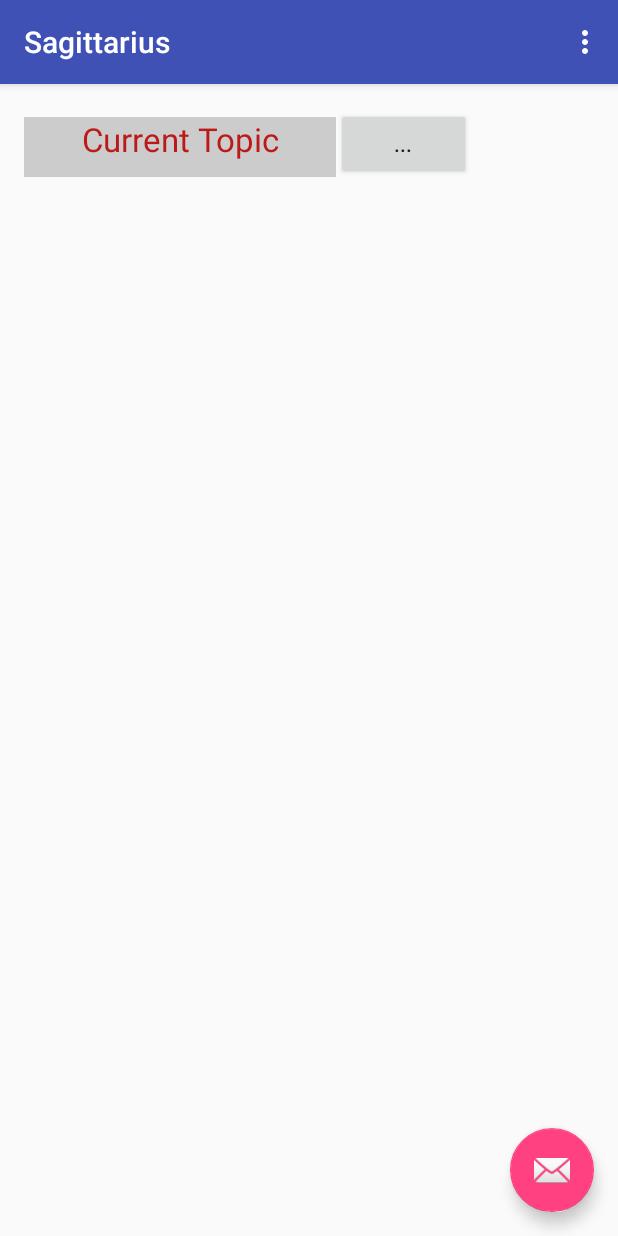
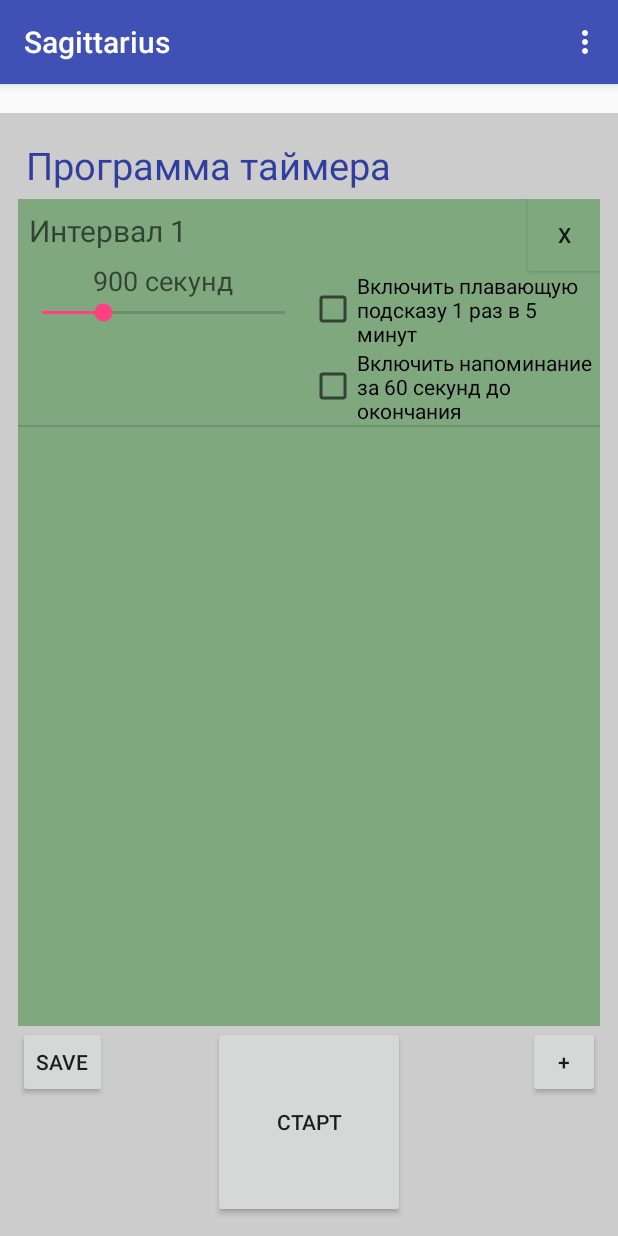
Before and after one commit to zdoryy/Sagittarius, an Android app: the screen it shows after launch (MainActivity), after a tap on an icon or button, on a phone screen of 412 x 824 dp. Run offline under Robolectric (Android 15) with nearby library versions, the phone set to English and light mode, and no system bars.

Commit message:
Набросал интерфейс для таймера

```diff
--- a/mobile/src/main/java/ru/rivendel/sagittarius/MainActivity.java
+++ b/mobile/src/main/java/ru/rivendel/sagittarius/MainActivity.java
@@ -2,6 +2,8 @@ package ru.rivendel.sagittarius;
 
 // ПРИВЕТ АНВАР
 
+import android.app.FragmentManager;
+import android.app.FragmentTransaction;
 import android.content.Context;
 import android.os.Bundle;
 import android.support.design.widget.FloatingActionButton;
@@ -13,15 +15,21 @@ import android.view.Menu;
 import android.view.MenuItem;
 
 import ru.rivendel.sagittarius.classes.CTimerInterval;
+import ru.rivendel.sagittarius.fragments.CFragment;
+import ru.rivendel.sagittarius.fragments.FTimer;
 
 public class MainActivity extends AppCompatActivity {
+
     MainActivity instance;
+
     @Override
     protected void onCreate(Bundle savedInstanceState) {
+
         instance = this;
         super.onCreate(savedInstanceState);
 
         Environment.db = new Database(this);
+        Settings.init(getPreferences(MODE_PRIVATE));
 
         setContentView(R.layout.main);
         Toolbar toolbar = (Toolbar) findViewById(R.id.toolbar);
@@ -33,27 +41,31 @@ public class MainActivity extends AppCompatActivity {
             public void onClick(View view) {
 //                Snackbar.make(view, "Replace with your own action", Snackbar.LENGTH_LONG)
 //                        .setAction("Action", null).show();
-                AdvancedTimer at = new AdvancedTimer(0,instance);
-                at.addTimerInterval(0,"timer1",1,45,"lalala.mp3",0,15);
-                at.addTimerInterval(0,"timer2",2,90,"lalala.mp3",-3,180);
-                at.addTimerInterval(0,"timer3",1,63,"lalala.mp3",5,7);
 
-                AdvancedTimer.OnTimerQueueListener lst = new AdvancedTimer.OnTimerQueueListener() {
-                    @Override
-                    public void onQueueEnd() {
-                        Log.d("myLogs","********  EVENT TIMER QUEUE END!!!");
-                    }
-                    @Override
-                    public void onTimerBegin(CTimerInterval ti) {
-                        Log.d("myLogs","********  EVENT TIMER BEGIN!!! + Timer title="+ti.title);
-                    }
-                    @Override
-                    public void onTimerEnd(CTimerInterval ti) {
-                        Log.d("myLogs","********  EVENT TIMER  END!!! + Timer title  = "+ti.title );
-                    }
-                };
-                at.setOnQueueEndListener(lst);
-                at.run();
+                setContent(new FTimer());
+
+
+//                AdvancedTimer at = new AdvancedTimer(0,instance);
+//                at.addTimerInterval(0,"timer1",1,45,"lalala.mp3",0,15);
+//                at.addTimerInterval(0,"timer2",2,90,"lalala.mp3",-3,180);
+//                at.addTimerInterval(0,"timer3",1,63,"lalala.mp3",5,7);
+//
+//                AdvancedTimer.OnTimerQueueListener lst = new AdvancedTimer.OnTimerQueueListener() {
+//                    @Override
+//                    public void onQueueEnd() {
+//                        Log.d("myLogs","********  EVENT TIMER QUEUE END!!!");
+//                    }
+//                    @Override
+//                    public void onTimerBegin(CTimerInterval ti) {
+//                        Log.d("myLogs","********  EVENT TIMER BEGIN!!! + Timer title="+ti.title);
+//                    }
+//                    @Override
+//                    public void onTimerEnd(CTimerInterval ti) {
+//                        Log.d("myLogs","********  EVENT TIMER  END!!! + Timer title  = "+ti.title );
+//                    }
+//                };
+//                at.setOnQueueEndListener(lst);
+//                at.run();
             }
         });
 
@@ -87,4 +99,27 @@ public class MainActivity extends AppCompatActivity {
         Environment.db.close();
     }
 
+    private void setContent(CFragment fragment) {
+
+        if (findViewById(R.id.fragment_container) != null) {
+
+            //fragment.setArguments(getIntent().getExtras());
+
+            FragmentTransaction manager = getFragmentManager().beginTransaction();
+
+            //manager.addToBackStack("main");
+
+            manager.replace(R.id.fragment_container,fragment);
+            manager.commit();
+
+        }
+
+        FloatingActionButton fab = (FloatingActionButton) findViewById(R.id.fab);
+
+        if (fab != null) {
+            fab.setVisibility(View.INVISIBLE);
+        }
+
+    }
+
 }
--- /dev/null
+++ b/mobile/src/main/java/ru/rivendel/sagittarius/Settings.java
@@ -0,0 +1,30 @@
+package ru.rivendel.sagittarius;
+
+import android.content.SharedPreferences;
+
+/**
+ * Created by user on 07.08.16.
+ */
+
+public class Settings {
+
+    static private SharedPreferences sPref;
+
+    static public int timerProgramID;
+
+    public static void init(SharedPreferences preferences) {
+        sPref = preferences;
+        loadSettings();
+    }
+
+    static public void loadSettings() {
+        timerProgramID = sPref.getInt("timerProgramID",0);
+    }
+
+    static public void saveSettings() {
+        SharedPreferences.Editor ed = sPref.edit();
+        ed.putInt("timerProgramID",timerProgramID);
+        ed.commit();
+        }
+
+}
--- a/mobile/src/main/java/ru/rivendel/sagittarius/classes/ADataSet.java
+++ b/mobile/src/main/java/ru/rivendel/sagittarius/classes/ADataSet.java
@@ -67,10 +67,10 @@ public abstract class ADataSet < AnyType > {
     public int saveMe()
     {
 
-        ADataEntity[] list =(ADataEntity[]) getList().toArray();
-        for (ADataEntity item: list)
+        for (AnyType item: list)
         {
-            if (item.saveMe() == -1) return -1;
+            ADataEntity data = (ADataEntity) item;
+            if (data.saveMe() == -1) return -1;
         }
         return 1;
     }
@@ -80,4 +80,8 @@ public abstract class ADataSet < AnyType > {
         return list;
     }
 
+    public int size() {
+        return list.size();
+    }
+
 }
--- a/mobile/src/main/java/ru/rivendel/sagittarius/classes/CTimerInterval.java
+++ b/mobile/src/main/java/ru/rivendel/sagittarius/classes/CTimerInterval.java
@@ -19,6 +19,18 @@ public class CTimerInterval extends ADataEntity
     public CTimerInterval()
     {
         super(Database.tableTimerInterval);
+        // создаем интервал по умолчанию
+        title = "Интервал 1";
+        _order = 1;
+        time = 60 * 15;
+    }
+
+    public CTimerInterval(LTimerInterval ti)
+    {
+        this();
+        _order = ti.size() + 1;
+        title = "Интервал " + Integer.toString(_order);
+
     }
 
     public CTimerInterval(int _id)
--- a/mobile/src/main/java/ru/rivendel/sagittarius/classes/CTimerProgram.java
+++ b/mobile/src/main/java/ru/rivendel/sagittarius/classes/CTimerProgram.java
@@ -10,23 +10,38 @@ import ru.rivendel.sagittarius.Database;
 public class CTimerProgram extends ADataEntity{
 
     int _id_task;
-    String title;
+    public String title;
     int _order;
     String waking_sound;
     String advance_sound;
     String finish_sound;
-    LTimerInterval ti;
+    public LTimerInterval ti;
 
     public CTimerProgram()
     {
         super(Database.tableTimerProgram);
+        // создаем программу по умолчанию
+        title = "Программа таймера";
+        waking_sound = getDefaultSound("waking");
+        advance_sound = getDefaultSound("advance");
+        finish_sound = getDefaultSound("finish");
+        ti = new LTimerInterval();
     }
 
     public CTimerProgram(int _id)
     {
         this();
-        loadMe(_id);
-        this._id = _id;
+        if (_id != 0) {
+            // загружаем программу из БД
+            loadMe(_id);
+            this._id = _id;
+        }
+    }
+
+   static public String getDefaultSound(String sound) {
+
+        return "wake";
+
     }
 
     public LTimerInterval getTimerInterval()
@@ -65,4 +80,32 @@ public class CTimerProgram extends ADataEntity{
         cv.put(Database.tableTimerProgramAdvanceSound,advance_sound);
         cv.put(Database.tableTimerProgramFinishSound,finish_sound);
     }
+
+    @Override
+    public int loadMe(int _id) {
+
+        if (super.loadMe(_id) > 0) {
+            ti = new LTimerInterval(_id);
+        } else {
+            return -1;
+        }
+
+        return 1;
+
+    }
+
+    @Override
+    public int saveMe() {
+
+        if (super.saveMe() > 0) {
+            for (CTimerInterval item: ti.list) {
+                item._id_program = _id;
+            }
+            return ti.saveMe();
+        } else {
+            return -1;
+        }
+
+   }
+
 }
--- a/mobile/src/main/java/ru/rivendel/sagittarius/classes/LTimerInterval.java
+++ b/mobile/src/main/java/ru/rivendel/sagittarius/classes/LTimerInterval.java
@@ -5,33 +5,38 @@ import ru.rivendel.sagittarius.Database;
  * Created by elanse on 31.07.16.
  */
 public class LTimerInterval extends ADataSet<CTimerInterval> {
-    // этот конструктор загружает из БД весь список без отборов
+
+    // этот конструктор создает новый список интервалов по умолчанию с одним интервалом
     public LTimerInterval()
     {
         super();
+        list.add(new CTimerInterval());
     }
-    // а этот с отборами
+
+    // этот конструктор загружает список интервалов по ID программы из БД
     public LTimerInterval(int id_program)
     {
-        super(String.format("SELECT * FROM %s1$ where "+Database.tableTimerIntervalIDProgram+"=?",
-                Database.tableTimerInterval),new String[] {String.valueOf(id_program)});
+        super("SELECT * FROM "+Database.tableTimerInterval+" WHERE "+Database.tableTimerIntervalIDProgram+"=? ORDER by _order",
+                new String[] {String.valueOf(id_program)});
     }
-    public int addTimerInterval(int _id_program,String title,int _order,
-                                 int time,String sound, int waking, int advance)
-    {
-        int res;
-        CTimerInterval ti = new CTimerInterval();
-        ti._id_program=_id_program;
-        ti.title = title;
-        ti._order = _order;
-        ti.time = time;
-        ti.sound = sound;
-        ti.waking = waking;
-        ti.advance = advance;
-        res = ti.saveMe();
-        if (res>0) list.add(ti);
-        return res;
-    }
+
+//    public int addTimerInterval(int _id_program,String title,int _order,
+//                                 int time,String sound, int waking, int advance)
+//    {
+//        int res;
+//        CTimerInterval ti = new CTimerInterval();
+//        ti._id_program=_id_program;
+//        ti.title = title;
+//        ti._order = _order;
+//        ti.time = time;
+//        ti.sound = sound;
+//        ti.waking = waking;
+//        ti.advance = advance;
+//        res = ti.saveMe();
+//        if (res>0) list.add(ti);
+//        return res;
+//    }
+
     @Override
     CTimerInterval getNew() {
         return new CTimerInterval();
--- /dev/null
+++ b/mobile/src/main/java/ru/rivendel/sagittarius/fragments/FTimer.java
@@ -0,0 +1,189 @@
+package ru.rivendel.sagittarius.fragments;
+
+import android.app.LauncherActivity;
+import android.os.Bundle;
+import android.view.LayoutInflater;
+import android.view.View;
+import android.view.ViewGroup;
+import android.widget.BaseAdapter;
+import android.widget.Button;
+import android.widget.CheckBox;
+import android.widget.CompoundButton;
+import android.widget.ListView;
+import android.widget.SeekBar;
+import android.widget.TextView;
+
+import ru.rivendel.sagittarius.AdvancedTimer;
+import ru.rivendel.sagittarius.R;
+import ru.rivendel.sagittarius.Settings;
+import ru.rivendel.sagittarius.classes.CTimerInterval;
+import ru.rivendel.sagittarius.classes.CTimerProgram;
+
+/**
+ * Created by user on 06.08.16.
+ */
+public class FTimer extends CFragment {
+
+    private CTimerProgram timerProgram;
+    private AdvancedTimer timerManager;
+
+    // адаптер для списка интервалов
+    class IntervalListAdapter extends BaseAdapter {
+
+        private final LayoutInflater mInflater;
+
+        public IntervalListAdapter(LayoutInflater inflater) {
+            super();
+            mInflater = inflater;
+        }
+
+         public View getView(int position, View view, ViewGroup parent) {
+
+             final CTimerInterval item = getItem(position);
+             view = mInflater.inflate(R.layout.item_timer, parent, false);
+
+             TextView titleView = (TextView) view.findViewById(R.id.interval_title);
+             titleView.setText(item.title);
+
+             final TextView timeView = (TextView) view.findViewById(R.id.interval_time);
+             timeView.setText(Integer.toString(item.time)+" секунд");
+
+             final SeekBar seekBar = (SeekBar) view.findViewById(R.id.seekBar);
+             seekBar.setMax(60*60);
+             seekBar.setProgress(item.time);
+
+              seekBar.setOnSeekBarChangeListener(new SeekBar.OnSeekBarChangeListener() {
+                 @Override
+                 public void onProgressChanged(SeekBar seekBar, int i, boolean b) {
+                     item.time = seekBar.getProgress();
+                     timeView.setText(Integer.toString(item.time)+" секунд");
+                 }
+
+                 @Override
+                 public void onStartTrackingTouch(SeekBar seekBar) {
+
+                 }
+
+                 @Override
+                 public void onStopTrackingTouch(SeekBar seekBar) {
+
+                 }
+             });
+
+             Button deleteButton = (Button) view.findViewById(R.id.delete_button);
+
+             deleteButton.setOnClickListener(new View.OnClickListener() {
+                 @Override
+                 public void onClick(View view) {
+                    //timerProgram.deleteInterval(item);
+                 }
+             });
+
+             final CheckBox wakingFlag = (CheckBox) view.findViewById(R.id.waikingFlag);
+             wakingFlag.setChecked(item.waking < 0);
+
+             wakingFlag.setOnCheckedChangeListener(new CompoundButton.OnCheckedChangeListener() {
+                 @Override
+                 public void onCheckedChanged(CompoundButton compoundButton, boolean flag) {
+                     if (flag) item.waking = -12;
+                     else item.waking = 0;
+                 }
+             });
+
+             final CheckBox advanceFlag = (CheckBox) view.findViewById(R.id.advanceFlag);
+             advanceFlag.setChecked(item.advance > 0);
+
+             advanceFlag.setOnCheckedChangeListener(new CompoundButton.OnCheckedChangeListener() {
+                 @Override
+                 public void onCheckedChanged(CompoundButton compoundButton, boolean flag) {
+                     if (flag) item.advance = 60;
+                     else item.advance = 0;
+                 }
+             });
+
+             return view;
+
+        }
+
+        public int getCount() {
+            return timerProgram.ti.size();
+        }
+
+        public CTimerInterval getItem(int position) {
+            return timerProgram.ti.getList().get(position);
+        }
+
+        public long getItemId(int position) {
+            return position;
+        }
+
+    }
+
+    // создает новую программу по умолчанию с одним интервалом
+    public FTimer() {
+
+        timerProgram = new CTimerProgram(Settings.timerProgramID);
+
+    }
+
+    @Override
+    public View onCreateView(LayoutInflater inflater, ViewGroup container, Bundle savedInstanceState) {
+
+        View view = inflater.inflate(R.layout.fragment_timer, container, false);
+
+        final IntervalListAdapter listAdapter = new IntervalListAdapter(inflater);
+        final ListView listView = (ListView) view.findViewById(R.id.interval_list);
+        listView.setAdapter(listAdapter);
+
+        TextView titleView = (TextView) view.findViewById(R.id.titleText);
+        titleView.setText(timerProgram.title);
+
+        Button addIntervalButton = (Button) view.findViewById(R.id.add_interval_button);
+
+        addIntervalButton.setOnClickListener(new View.OnClickListener() {
+            @Override
+            public void onClick(View view) {
+                // добавляем новый интервал в список
+                timerProgram.ti.getList().add(new CTimerInterval(timerProgram.ti));
+                listView.setAdapter(listAdapter);
+                view.invalidate();
+            }
+        });
+
+        Button startTimerButton = (Button) view.findViewById(R.id.start_timer_button);
+
+        startTimerButton.setOnClickListener(new View.OnClickListener() {
+            @Override
+            public void onClick(View view) {
+                // запускаем менеджер таймера
+                startTimer();
+             }
+        });
+
+        Button saveTimerButton = (Button) view.findViewById(R.id.save_button);
+
+        saveTimerButton.setOnClickListener(new View.OnClickListener() {
+            @Override
+            public void onClick(View view) {
+                saveTimer();
+            }
+        });
+
+        return view;
+
+    }
+
+
+    public void startTimer() {
+
+        // запускаем менеджер таймера
+
+    }
+
+    public void saveTimer() {
+        timerProgram.saveMe();
+        Settings.timerProgramID = timerProgram._id;
+        Settings.saveSettings();
+    }
+
+}
--- a/mobile/src/main/res/layout/content_main.xml
+++ b/mobile/src/main/res/layout/content_main.xml
@@ -1,16 +1,9 @@
 <?xml version="1.0" encoding="utf-8"?>
-<RelativeLayout xmlns:android="http://schemas.android.com/apk/res/android"
-    xmlns:app="http://schemas.android.com/apk/res-auto"
-    xmlns:tools="http://schemas.android.com/tools"
+<FrameLayout xmlns:android="http://schemas.android.com/apk/res/android"
+    android:id="@+id/fragment_container"
     android:layout_width="match_parent"
     android:layout_height="match_parent"
-    android:paddingBottom="@dimen/activity_vertical_margin"
-    android:paddingLeft="@dimen/activity_horizontal_margin"
-    android:paddingRight="@dimen/activity_horizontal_margin"
-    android:paddingTop="@dimen/activity_vertical_margin"
-    app:layout_behavior="@string/appbar_scrolling_view_behavior"
-    tools:context="ru.rivendel.sagittarius.MainActivity"
-    tools:showIn="@layout/main">
+    android:layout_marginTop="75sp">
 
     <fragment
         xmlns:app="http://schemas.android.com/apk/res-auto"
@@ -22,4 +15,4 @@
         app:layout_behavior="@string/appbar_scrolling_view_behavior"
         tools:layout="@layout/fragment_topic" />
 
-</RelativeLayout>
+</FrameLayout>
--- /dev/null
+++ b/mobile/src/main/res/layout/fragment_timer.xml
@@ -0,0 +1,61 @@
+<?xml version="1.0" encoding="utf-8"?>
+<RelativeLayout xmlns:android="http://schemas.android.com/apk/res/android"
+    android:layout_width="match_parent"
+    android:layout_height="match_parent"
+    android:background="@color/backColor"
+    android:padding="12sp">
+
+    <TextView
+        android:layout_width="match_parent"
+        android:layout_height="wrap_content"
+        android:padding="5sp"
+        android:textAppearance="?android:attr/textAppearanceMedium"
+        android:text="Задать название программы"
+        android:id="@+id/titleText"
+        android:layout_gravity="center_vertical"
+        android:textSize="25sp"
+        android:textColor="@color/colorPrimaryDark"
+        android:layout_alignParentRight="true"
+        android:layout_alignParentEnd="true" />
+
+    <ListView
+        android:layout_width="match_parent"
+        android:layout_height="match_parent"
+        android:id="@+id/interval_list"
+        android:layout_below="@+id/titleText"
+        android:layout_alignParentRight="true"
+        android:layout_alignParentEnd="true"
+        android:layout_above="@+id/add_interval_button"
+        android:background="@color/abc_search_url_text_normal" />
+
+    <Button
+        style="?android:attr/buttonStyleSmall"
+        android:layout_width="wrap_content"
+        android:layout_height="wrap_content"
+        android:text="+"
+        android:id="@+id/add_interval_button"
+        android:layout_gravity="right"
+        android:layout_alignTop="@+id/start_timer_button"
+        android:layout_alignRight="@+id/interval_list"
+        android:layout_alignEnd="@+id/interval_list" />
+
+    <Button
+        android:layout_width="128sp"
+        android:layout_height="128sp"
+        android:text="Старт"
+        android:id="@+id/start_timer_button"
+        android:layout_gravity="center_horizontal"
+        android:layout_alignParentBottom="true"
+        android:layout_centerHorizontal="true" />
+
+    <Button
+        style="?android:attr/buttonStyleSmall"
+        android:layout_width="wrap_content"
+        android:layout_height="wrap_content"
+        android:text="Save"
+        android:id="@+id/save_button"
+        android:layout_alignTop="@+id/start_timer_button"
+        android:layout_alignParentLeft="true"
+        android:layout_alignParentStart="true" />
+
+</RelativeLayout>
--- /dev/null
+++ b/mobile/src/main/res/layout/item_timer.xml
@@ -0,0 +1,77 @@
+<?xml version="1.0" encoding="utf-8"?>
+<LinearLayout xmlns:android="http://schemas.android.com/apk/res/android"
+    android:layout_width="match_parent"
+    android:layout_height="wrap_content"
+    android:orientation="horizontal"
+    android:weightSum="1"
+    >
+    <LinearLayout xmlns:android="http://schemas.android.com/apk/res/android"
+        android:layout_width="match_parent"
+        android:layout_height="wrap_content"
+        android:orientation="vertical"
+        android:layout_weight="0.5"
+        >
+        <TextView
+            android:layout_width="match_parent"
+            android:layout_height="wrap_content"
+            android:textAppearance="?android:attr/textAppearanceMedium"
+            android:text="Интервал"
+            android:id="@+id/interval_title"
+            android:textSize="20sp"
+            android:padding="7sp"
+            android:textIsSelectable="false"
+            android:layout_alignParentTop="true"
+            android:layout_alignParentLeft="true"
+            android:layout_alignParentStart="true" />
+        <TextView
+            android:layout_width="match_parent"
+            android:layout_height="wrap_content"
+            android:textAppearance="?android:attr/textAppearanceMedium"
+            android:text="60 секунд"
+            android:id="@+id/interval_time"
+            android:layout_gravity="center_horizontal"
+            android:gravity="center"
+            android:layout_below="@+id/interval_title"
+            android:layout_alignParentLeft="true"
+            android:layout_alignParentStart="true" />
+
+        <SeekBar
+            android:layout_width="match_parent"
+            android:layout_height="wrap_content"
+            android:id="@+id/seekBar"
+            android:layout_weight="1"
+            android:layout_alignParentBottom="true"
+            android:layout_alignParentLeft="true"
+            android:layout_alignParentStart="true" />
+    </LinearLayout>
+
+    <LinearLayout xmlns:android="http://schemas.android.com/apk/res/android"
+            android:layout_width="match_parent"
+            android:layout_height="wrap_content"
+            android:orientation="vertical"
+            android:layout_weight="0.5"
+            >
+        <Button
+            style="?android:attr/buttonStyleSmall"
+            android:layout_width="wrap_content"
+            android:layout_height="wrap_content"
+            android:text="Х"
+            android:id="@+id/delete_button"
+            android:layout_gravity="right"
+            android:background="@color/abc_search_url_text_normal" />
+
+        <CheckBox
+            android:layout_width="match_parent"
+            android:layout_height="wrap_content"
+            android:text="Включить плавающую подсказу 1 раз в 5 минут"
+            android:id="@+id/waikingFlag" />
+
+        <CheckBox
+            android:layout_width="match_parent"
+            android:layout_height="wrap_content"
+            android:text="Включить напоминание за 60 секунд до окончания"
+            android:id="@+id/advanceFlag" />
+
+    </LinearLayout>
+
+</LinearLayout>
--- a/mobile/src/main/res/values/colors.xml
+++ b/mobile/src/main/res/values/colors.xml
@@ -1,6 +1,7 @@
 <?xml version="1.0" encoding="utf-8"?>
 <resources>
     <color name="colorPrimary">#3F51B5</color>
-    <color name="colorPrimaryDark">#303F9F</color>
+    <color name="colorPrimaryDark">#303f9f</color>
     <color name="colorAccent">#FF4081</color>
+    <color name="backColor">#CCCCCC</color>
 </resources>
```
